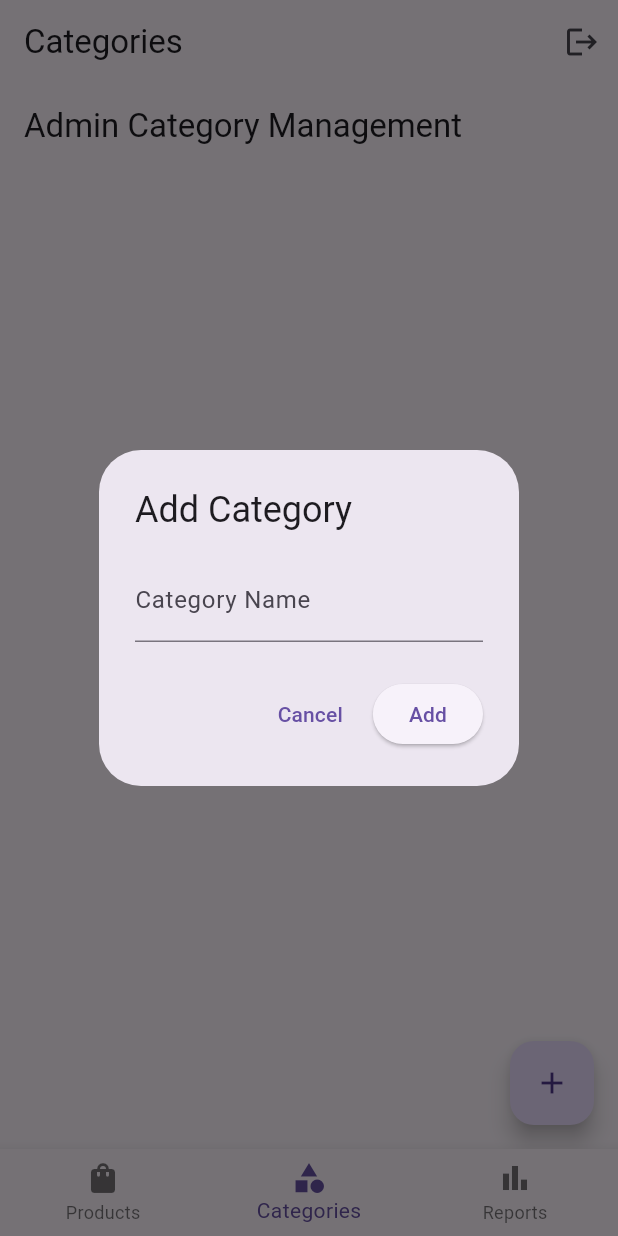
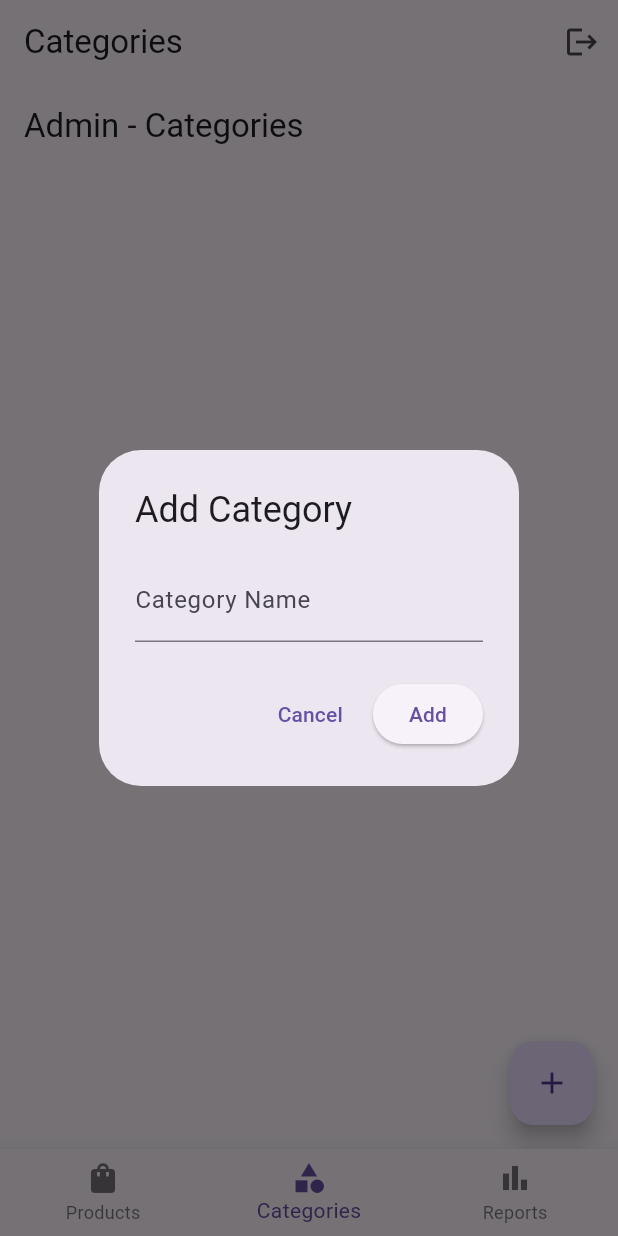
Before and after one commit to habibafahd/online_shopping_app, a Flutter app: the AdminDashboard screen opened directly, item 2 of the bottom bar chosen, after a tap on the "add" icon, on a phone screen of 412 x 824 dp. Run offline on Flutter 3.47's test engine with Material 3 defaults, Android fonts, the phone set to English and light mode, and no system bars; our stand-ins replace cloud_firestore, firebase_auth, firebase_core, shared_preferences, speech_to_text, syncfusion_flutter_charts; missing offline and left inert: mobile_scanner; accounts and stored records are empty.

Commit message:
admin category management done

```diff
--- a/lib/screens/admin_category_management.dart
+++ b/lib/screens/admin_category_management.dart
@@ -1,32 +1,39 @@
 import 'package:flutter/material.dart';
 import 'package:cloud_firestore/cloud_firestore.dart';
 
-class AdminCategoryManagement extends StatefulWidget {
-  const AdminCategoryManagement({super.key});
+class AdminCategoriesPage extends StatefulWidget {
+  const AdminCategoriesPage({super.key});
 
   @override
-  State<AdminCategoryManagement> createState() =>
-      _AdminCategoryManagementState();
+  State<AdminCategoriesPage> createState() => _AdminCategoriesPageState();
 }
 
-class _AdminCategoryManagementState extends State<AdminCategoryManagement> {
-  final FirebaseFirestore _firestore = FirebaseFirestore.instance;
+class _AdminCategoriesPageState extends State<AdminCategoriesPage> {
+  final CollectionReference _categoriesRef = FirebaseFirestore.instance
+      .collection('categories');
 
-  // Show dialog to add or edit a category
-  void _showCategoryForm({DocumentSnapshot? categoryDoc}) {
-    final nameController = TextEditingController(
-      text: categoryDoc != null
-          ? (categoryDoc.data() as Map<String, dynamic>)['name']
-          : '',
-    );
+  final _formKey = GlobalKey<FormState>();
+  final TextEditingController _nameController = TextEditingController();
+
+  // ------------------ Add/Edit Category ------------------
+  void _showCategoryDialog({DocumentSnapshot? categoryDoc}) {
+    if (categoryDoc != null) {
+      _nameController.text = categoryDoc['name'];
+    } else {
+      _nameController.clear();
+    }
 
     showDialog(
       context: context,
       builder: (_) => AlertDialog(
-        title: Text(categoryDoc != null ? 'Edit Category' : 'Add Category'),
-        content: TextField(
-          controller: nameController,
+        title: Text(categoryDoc == null ? 'Add Category' : 'Edit Category'),
+        content: Form(
+          key: _formKey,
+          child: TextFormField(
+            controller: _nameController,
             decoration: const InputDecoration(labelText: 'Category Name'),
+            validator: (v) => v == null || v.isEmpty ? 'Enter name' : null,
+          ),
         ),
         actions: [
           TextButton(
@@ -35,48 +42,59 @@ class _AdminCategoryManagementState extends State<AdminCategoryManagement> {
           ),
           ElevatedButton(
             onPressed: () async {
-              final name = nameController.text.trim();
-              if (name.isEmpty) {
-                ScaffoldMessenger.of(context).showSnackBar(
-                  const SnackBar(content: Text('Category name is required')),
-                );
-                return;
+              if (!_formKey.currentState!.validate()) return;
+
+              final name = _nameController.text.trim();
+
+              try {
+                if (categoryDoc == null) {
+                  // Add new category
+                  await _categoriesRef.add({'name': name});
+                } else {
+                  // Edit existing category
+                  await _categoriesRef.doc(categoryDoc.id).update({
+                    'name': name,
+                  });
                 }
-
-              if (categoryDoc != null) {
-                // Update category
-                await _firestore
-                    .collection('categories')
-                    .doc(categoryDoc.id)
-                    .update({'name': name});
-              } else {
-                // Add new category
-                await _firestore.collection('categories').add({'name': name});
+                Navigator.pop(context);
+              } catch (e) {
+                ScaffoldMessenger.of(
+                  context,
+                ).showSnackBar(SnackBar(content: Text('Error: $e')));
               }
-
-              Navigator.pop(context);
             },
-            child: Text(categoryDoc != null ? 'Update' : 'Add'),
+            child: Text(categoryDoc == null ? 'Add' : 'Save'),
           ),
         ],
       ),
     );
   }
 
-  // Delete category
-  void _deleteCategory(String docId) async {
-    await _firestore.collection('categories').doc(docId).delete();
+  // ------------------ Delete Category ------------------
+  void _deleteCategory(String id) async {
+    try {
+      await _categoriesRef.doc(id).delete();
       ScaffoldMessenger.of(
         context,
       ).showSnackBar(const SnackBar(content: Text('Category deleted')));
+    } catch (e) {
+      ScaffoldMessenger.of(
+        context,
+      ).showSnackBar(SnackBar(content: Text('Delete failed: $e')));
+    }
   }
 
+  // ------------------ UI ------------------
   @override
   Widget build(BuildContext context) {
     return Scaffold(
-      appBar: AppBar(title: const Text('Admin Category Management')),
+      appBar: AppBar(title: const Text('Admin - Categories')),
+      floatingActionButton: FloatingActionButton(
+        onPressed: () => _showCategoryDialog(),
+        child: const Icon(Icons.add),
+      ),
       body: StreamBuilder<QuerySnapshot>(
-        stream: _firestore.collection('categories').snapshots(),
+        stream: _categoriesRef.snapshots(),
         builder: (context, snapshot) {
           if (!snapshot.hasData) {
             return const Center(child: CircularProgressIndicator());
@@ -84,38 +102,37 @@ class _AdminCategoryManagementState extends State<AdminCategoryManagement> {
 
           final categories = snapshot.data!.docs;
 
+          if (categories.isEmpty) {
+            return const Center(child: Text('No categories found'));
+          }
+
           return ListView.builder(
             itemCount: categories.length,
             itemBuilder: (context, index) {
-              final categoryDoc = categories[index];
-              final categoryData = categoryDoc.data() as Map<String, dynamic>;
-
-              return ListTile(
-                title: Text(categoryData['name']),
+              final c = categories[index];
+              return Card(
+                margin: const EdgeInsets.symmetric(horizontal: 12, vertical: 6),
+                child: ListTile(
+                  title: Text(c['name']),
                   trailing: Row(
                     mainAxisSize: MainAxisSize.min,
                     children: [
                       IconButton(
-                      icon: const Icon(Icons.edit, color: Colors.blue),
-                      onPressed: () =>
-                          _showCategoryForm(categoryDoc: categoryDoc),
+                        icon: const Icon(Icons.edit, color: Colors.orange),
+                        onPressed: () => _showCategoryDialog(categoryDoc: c),
                       ),
                       IconButton(
                         icon: const Icon(Icons.delete, color: Colors.red),
-                      onPressed: () => _deleteCategory(categoryDoc.id),
+                        onPressed: () => _deleteCategory(c.id),
                       ),
                     ],
+                  ),
                 ),
               );
             },
           );
         },
       ),
-      floatingActionButton: FloatingActionButton(
-        onPressed: () => _showCategoryForm(),
-        child: const Icon(Icons.add),
-        tooltip: 'Add Category',
-      ),
     );
   }
 }
--- a/lib/screens/admin_dashboard.dart
+++ b/lib/screens/admin_dashboard.dart
@@ -18,7 +18,7 @@ class _AdminDashboardState extends State<AdminDashboard> {
 
   final List<Widget> _pages = const [
     AdminProductsPage(),
-    AdminCategoryManagement(),
+    AdminCategoriesPage(),
     AdminReports(),
   ];
 
```
Lines whose indentation alone changed are shown as unchanged.
